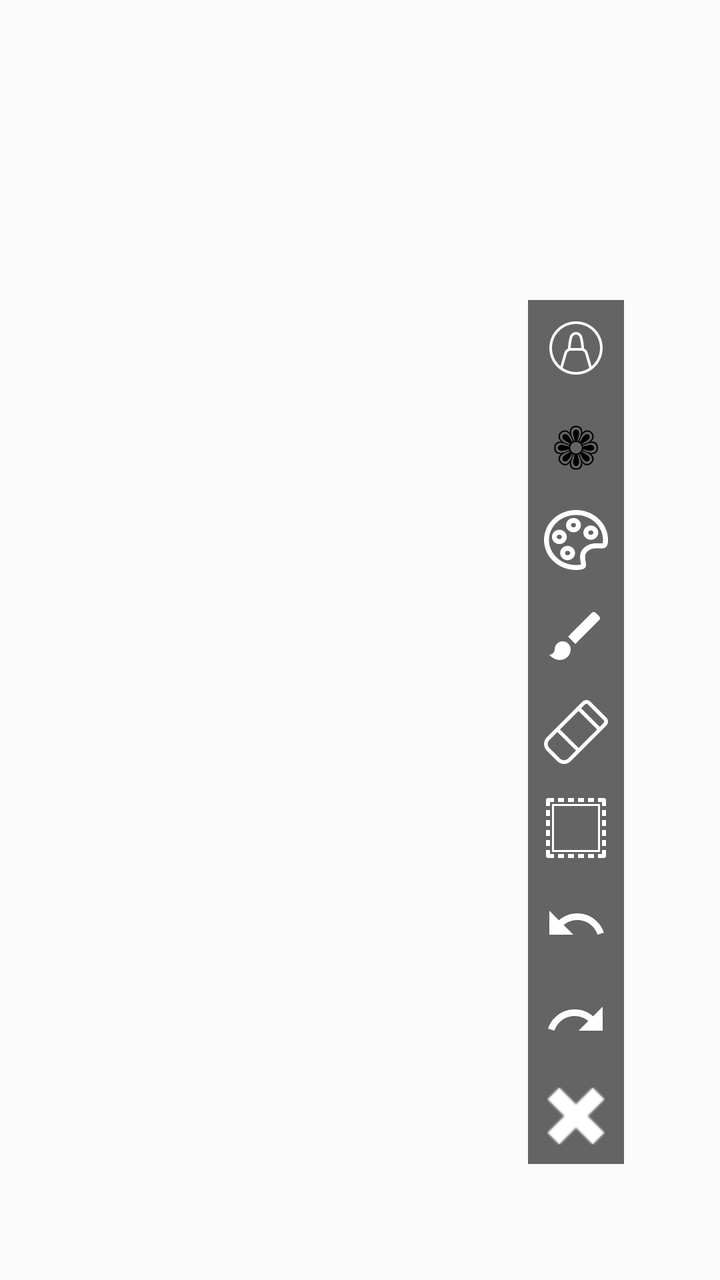
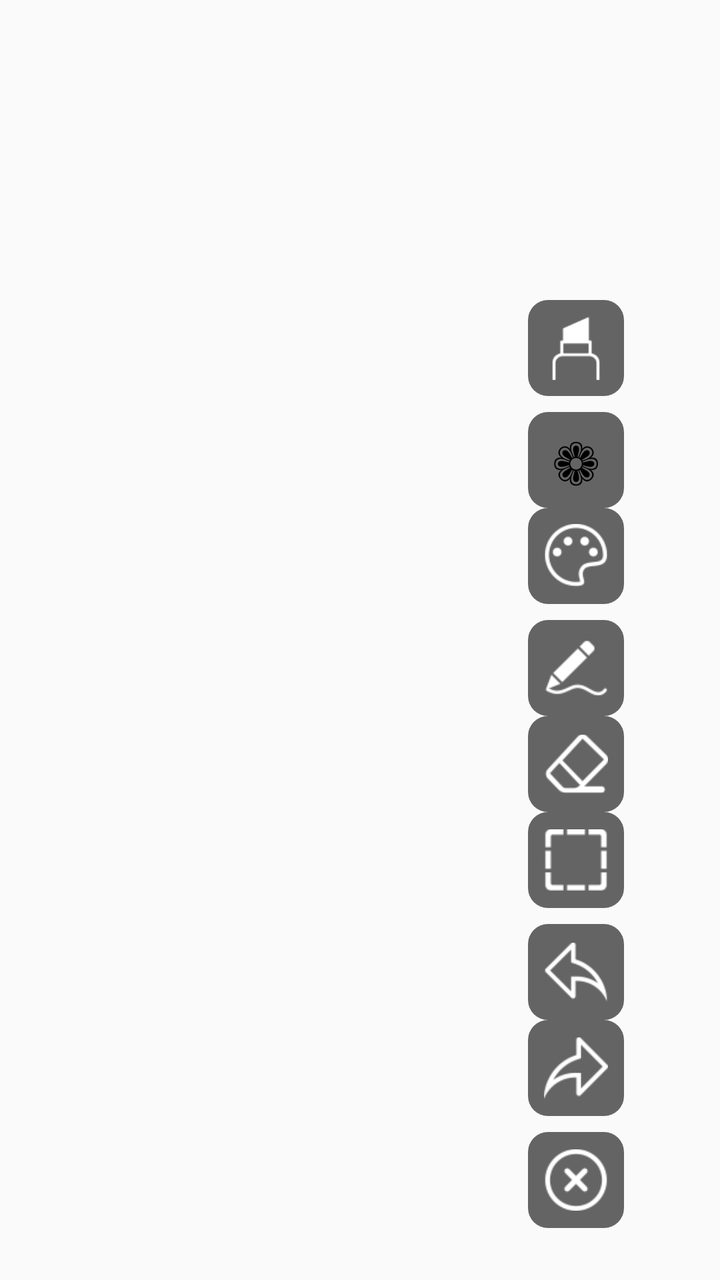

Two renders of the same Android screen: before a commit and after it. Below are the layout's source before the change and the commit's diff.
<!-- AndroidManifest.xml: application theme Theme.IMatesApp.FullScreen -->
<!-- res/layout/scratch_tools_view.xml -->
<?xml version="1.0" encoding="utf-8"?>
<RelativeLayout xmlns:android="http://schemas.android.com/apk/res/android"
    android:layout_width="match_parent"
    android:layout_height="match_parent"
    xmlns:app="http://schemas.android.com/apk/res-auto">

    <androidx.constraintlayout.widget.ConstraintLayout
        android:id="@+id/img_edit_layout"
        android:layout_width="match_parent"
        android:layout_height="match_parent"
        android:visibility="gone">

        <com.cosinetech.imates.views.PaintView
            android:id="@+id/paint_view"
            android:layout_width="match_parent"
            android:layout_height="match_parent"
            android:layout_alignParentEnd="true"
            android:layout_alignParentBottom="true"
            android:layout_marginEnd="0dp"
            android:layout_marginBottom="0dp" />
    </androidx.constraintlayout.widget.ConstraintLayout>

    <LinearLayout
        android:layout_width="wrap_content"
        android:layout_height="match_parent"
        android:orientation="horizontal"
        android:layout_marginTop="150dp"
        android:layout_alignParentEnd="true">

        <com.litao.slider.NiftySlider
            android:id="@+id/niftySlider"
            android:layout_width="200dp"
            android:layout_height="wrap_content"
            android:value="10"
            android:valueFrom="1"
            android:valueTo="100"
            android:visibility="gone"
            app:trackColor="@color/m3_demo_track_color"
            app:trackColorInactive="@color/m3_demo_track_inactive_color"
            app:thumbColor="@color/m3_demo_thumb_color"
            app:thumbShadowColor="@color/white"
            app:haloColor="@color/m3_demo_halo_color"/>

        <LinearLayout
            android:layout_width="wrap_content"
            android:layout_height="wrap_content"
            android:orientation="vertical">
            <ImageView
                android:id="@+id/imgBrushSize"
                android:layout_width="@dimen/top_tool_icon_width"
                android:layout_height="@dimen/top_tool_icon_width"
                android:background="@color/semi_black_transparent"
                android:focusable="true"
                android:padding="8dp"
                android:clickable="true"
                android:layout_marginEnd="48dp"
                android:src="@drawable/ic_pen_circle"
                app:layout_constraintTop_toTopOf="parent"
                app:layout_constraintEnd_toStartOf="@id/colorIndicator"/>

            <TextView
                android:id="@+id/colorIndicator"
                android:layout_width="@dimen/top_tool_icon_width"
                android:layout_height="@dimen/top_tool_icon_width"
                android:gravity="center"
                android:text="❁"
                android:textSize="28dp"
                android:textColor="#000000"
                android:background="@color/semi_black_transparent"
                app:layout_constraintTop_toTopOf="parent"
                app:layout_constraintEnd_toStartOf="@id/imgPalette"/>

            <ImageView
                android:id="@+id/imgPalette"
                android:layout_width="@dimen/top_tool_icon_width"
                android:layout_height="@dimen/top_tool_icon_width"
                android:gravity="center"
                android:background="@color/semi_black_transparent"
                android:padding="8dp"
                android:clickable="true"
                android:layout_marginEnd="16dp"
                android:src="@drawable/ic_palette"
                app:layout_constraintTop_toTopOf="parent"
                app:layout_constraintEnd_toStartOf="@id/imgBrush"/>

            <ImageView
                android:id="@+id/imgBrush"
                android:layout_width="@dimen/top_tool_icon_width"
                android:layout_height="@dimen/top_tool_icon_width"
                android:gravity="center"
                android:background="@color/semi_black_transparent"
                android:padding="8dp"
                android:clickable="true"
                android:src="@drawable/ic_brush" />

            <ImageView
                android:id="@+id/imgErase"
                android:layout_width="@dimen/top_tool_icon_width"
                android:layout_height="@dimen/top_tool_icon_width"
                android:gravity="center"
                android:background="@color/semi_black_transparent"
                android:padding="8dp"
                android:clickable="true"
                android:src="@drawable/ic_eraser"
                app:layout_constraintTop_toTopOf="parent"
                app:layout_constraintStart_toEndOf="@id/imgBrush"/>

            <ImageView
                android:id="@+id/imgSelectArea"
                android:layout_width="@dimen/top_tool_icon_width"
                android:layout_height="@dimen/top_tool_icon_width"
                android:gravity="center"
                android:background="@color/semi_black_transparent"
                android:padding="8dp"
                android:clickable="true"
                android:src="@drawable/ic_area"
                app:layout_constraintTop_toTopOf="parent"
                app:layout_constraintStart_toEndOf="@id/imgErase" />

            <ImageView
                android:id="@+id/imgUndo"
                android:layout_width="@dimen/top_tool_icon_width"
                android:layout_height="@dimen/top_tool_icon_width"
                android:gravity="center"
                android:background="@color/semi_black_transparent"
                android:padding="8dp"
                android:clickable="true"
                android:src="@drawable/undo"
                app:layout_constraintTop_toTopOf="parent"
                app:layout_constraintStart_toEndOf="@id/imgSelectArea"/>

            <ImageView
                android:id="@+id/imgRedo"
                android:layout_width="@dimen/top_tool_icon_width"
                android:layout_height="@dimen/top_tool_icon_width"
                android:gravity="center"
                android:background="@color/semi_black_transparent"
                android:padding="8dp"
                android:clickable="true"
                android:src="@drawable/redo"
                app:layout_constraintTop_toTopOf="parent"
                app:layout_constraintStart_toEndOf="@id/imgUndo" />

            <ImageView
                android:id="@+id/imgOK"
                android:layout_width="@dimen/top_tool_icon_width"
                android:layout_height="@dimen/top_tool_icon_width"
                android:gravity="center"
                android:background="@color/semi_black_transparent"
                android:padding="8dp"
                android:clickable="true"
                android:src="@drawable/ic_ok2"
                android:visibility="gone"
                android:layout_marginStart="32dp"
                app:layout_constraintTop_toTopOf="parent"
                app:layout_constraintStart_toEndOf="@id/imgRedo" />

            <ImageView
                android:id="@+id/imgCancel"
                android:layout_width="@dimen/top_tool_icon_width"
                android:layout_height="@dimen/top_tool_icon_width"
                android:focusable="true"
                android:gravity="center"
                android:background="@color/semi_black_transparent"
                android:padding="8dp"
                android:clickable="true"
                android:src="@drawable/ic_cancel"
                app:layout_constraintTop_toTopOf="parent"
                app:layout_constraintStart_toEndOf="@id/imgOK" />

        </LinearLayout>

    </LinearLayout>

</RelativeLayout>
<!-- resources referenced by this layout -->
<resources>
  <!-- drawable ic_area (drawable) -->
  <vector xmlns:android="http://schemas.android.com/apk/res/android"
      android:width="24dp"
      android:height="24dp"
      android:viewportWidth="32"
      android:viewportHeight="32">
    <path
        android:pathData="M3,10H1V7h2V10zM3,12H1v3h2V12zM3,17H1v3h2V17zM7,31h3v-2H7V31zM3,22H1v3h2V22zM15,1h-3v2h3V1zM25,1h-3v2h3V1zM30,1h-3v2h2v2h2V2C31,1.448 30.552,1 30,1zM20,1h-3v2h3V1zM10,1H7v2h3V1zM29,15h2v-3h-2V15zM29,10h2V7h-2V10zM3,3h2V1H2C1.448,1 1,1.448 1,2v3h2V3zM29,29h-2v2h3c0.552,0 1,-0.448 1,-1v-3h-2V29zM3,27H1v3c0,0.552 0.448,1 1,1h3v-2H3V27zM22,31h3v-2h-3V31zM29,20h2v-3h-2V20zM17,31h3v-2h-3V31zM12,31h3v-2h-3V31zM29,25h2v-3h-2V25zM4,4h24v24H4V4zM5,27h22V5H5V27z"
        android:fillColor="#ffffff"/>
  </vector>
  <!-- drawable ic_brush (drawable) -->
  <vector xmlns:android="http://schemas.android.com/apk/res/android"
          android:width="24dp"
          android:height="24dp"
          android:viewportWidth="24.0"
          android:viewportHeight="24.0">
      <path
          android:fillColor="#FFFFFF"
          android:pathData="M7,14c-1.66,0 -3,1.34 -3,3 0,1.31 -1.16,2 -2,2 0.92,1.22 2.49,2 4,2 2.21,0 4,-1.79 4,-4 0,-1.66 -1.34,-3 -3,-3zM20.71,4.63l-1.34,-1.34c-0.39,-0.39 -1.02,-0.39 -1.41,0L9,12.25 11.75,15l8.96,-8.96c0.39,-0.39 0.39,-1.02 0,-1.41z"/>
  </vector>
  <!-- drawable ic_cancel (drawable) -->
  <vector xmlns:android="http://schemas.android.com/apk/res/android" android:height="24dp" android:viewportHeight="32" android:viewportWidth="32" android:width="24dp">
        
      <path android:fillColor="#ffffff"
          android:pathData="M10.771,8.518c-1.144,0.215 -2.83,2.171 -2.086,2.915l4.573,4.571 -4.573,4.571c-0.915,0.915 1.829,3.656 2.744,2.742l4.573,-4.571 4.573,4.571c0.915,0.915 3.658,-1.829 2.744,-2.742l-4.573,-4.571 4.573,-4.571c0.915,-0.915 -1.829,-3.656 -2.744,-2.742l-4.573,4.571 -4.573,-4.571c-0.173,-0.171 -0.394,-0.223 -0.657,-0.173v0zM16,1c-8.285,0 -15,6.716 -15,15s6.715,15 15,15 15,-6.716 15,-15 -6.715,-15 -15,-15zM16,4.75c6.213,0 11.25,5.037 11.25,11.25s-5.037,11.25 -11.25,11.25 -11.25,-5.037 -11.25,-11.25c0.001,-6.213 5.037,-11.25 11.25,-11.25z"/>
      
  </vector>
  <!-- drawable ic_eraser (drawable) -->
  <vector android:height="24dp" android:viewportHeight="511.999"
      android:viewportWidth="511.999" android:width="24dp" xmlns:android="http://schemas.android.com/apk/res/android">
      <path android:fillColor="#FFFFFF" android:pathData="M498.8,140.6L371.6,13.3c-17.5,-17.5 -46.1,-17.5 -63.6,-0L22,299c-29.3,29.3 -29.3,76.7 -0,106.1l84.8,84.8c29.2,29.2 76.8,29.2 106,0c0,0 281.7,-281.4 286,-285.7C516.4,186.6 516.4,158.1 498.8,140.6zM191.6,468.7c-17.5,17.5 -46.1,17.5 -63.6,-0l-84.8,-84.8c-17.6,-17.6 -17.6,-46.1 0,-63.6l64,-63.9l148.5,148.5L191.6,468.7zM276.8,383.6L128.4,235.1L276.1,87.5l148.5,148.5L276.8,383.6zM477.6,183l-31.8,31.8L297.3,66.3l31.8,-31.8c5.8,-5.8 15.4,-5.8 21.2,0l127.3,127.3C483.5,167.6 483.5,177.1 477.6,183z"/>
  </vector>
  <!-- drawable ic_palette (drawable) -->
  <vector xmlns:android="http://schemas.android.com/apk/res/android" android:height="24dp" android:viewportHeight="16" android:viewportWidth="16" android:width="24dp">
        
      <path android:fillColor="#ffffff" android:pathData="M8,0.5C3.58,0.5 0,3.86 0,8s3.58,7.5 8,7.5c4.69,0 1.04,-2.83 2.79,-4.55 0.76,-0.75 1.63,-0.87 2.44,-0.87 0.37,0 0.73,0.03 1.06,0.03 0.99,0 1.72,-0.23 1.72,-2.1C16,3.86 12.42,0.5 8,0.5zM14.65,8.82c-0.05,0.01 -0.16,0.02 -0.37,0.02 -0.14,0 -0.29,0 -0.45,-0.01 -0.19,0 -0.39,-0.01 -0.61,-0.01 -0.89,0 -2.19,0.13 -3.32,1.23 -1.17,1.16 -0.9,2.6 -0.74,3.47 0.03,0.18 0.08,0.44 0.09,0.6 -0.16,0.05 -0.52,0.13 -1.26,0.13 -3.72,0 -6.75,-2.8 -6.75,-6.25S4.28,1.75 8,1.75s6.75,2.8 6.75,6.25c0,0.5 -0.06,0.74 -0.1,0.82z"/>
        
      <path android:fillColor="#ffffff" android:pathData="M5.9,9.47c-1.03,0 -1.86,0.8 -1.86,1.79s0.84,1.79 1.86,1.79 1.86,-0.8 1.86,-1.79 -0.84,-1.79 -1.86,-1.79zM5.9,11.82c-0.35,0 -0.64,-0.25 -0.64,-0.56s0.29,-0.56 0.64,-0.56 0.64,0.25 0.64,0.56 -0.29,0.56 -0.64,0.56zM5.7,7.23c0,-0.99 -0.84,-1.79 -1.86,-1.79s-1.86,0.8 -1.86,1.79 0.84,1.79 1.86,1.79 1.86,-0.8 1.86,-1.79zM3.84,7.79c-0.35,0 -0.64,-0.25 -0.64,-0.56s0.29,-0.56 0.64,-0.56 0.64,0.25 0.64,0.56 -0.29,0.56 -0.64,0.56zM7.37,2.5c-1.03,0 -1.86,0.8 -1.86,1.79s0.84,1.79 1.86,1.79 1.86,-0.8 1.86,-1.79S8.39,2.5 7.37,2.5zM7.37,4.85c-0.35,0 -0.64,-0.25 -0.64,-0.56s0.29,-0.56 0.64,-0.56 0.64,0.25 0.64,0.56 -0.29,0.56 -0.64,0.56zM9.84,6.16c0,0.99 0.84,1.79 1.86,1.79s1.86,-0.8 1.86,-1.79 -0.84,-1.79 -1.86,-1.79 -1.86,0.8 -1.86,1.79zM12.34,6.16c0,0.31 -0.29,0.56 -0.64,0.56s-0.64,-0.25 -0.64,-0.56 0.29,-0.56 0.64,-0.56 0.64,0.25 0.64,0.56z"/>
      
  </vector>
  <!-- drawable ic_pen_circle (drawable) -->
  <vector xmlns:android="http://schemas.android.com/apk/res/android" android:height="24dp" android:viewportHeight="24" android:viewportWidth="24" android:width="24dp">
        
      <path android:fillColor="#ffffff" android:pathData="M14.998,12.211C15.663,12.504 16.186,13.081 16.395,13.813L17.835,18.852C19.772,17.202 21,14.744 21,12C21,7.029 16.971,3 12,3C7.029,3 3,7.029 3,12C3,14.744 4.228,17.202 6.165,18.852L7.605,13.813C7.814,13.081 8.337,12.504 9.002,12.211C9.024,10.939 9.191,9.673 9.5,8.438L9.651,7.834C9.921,6.756 10.889,6 12,6C13.111,6 14.079,6.756 14.349,7.834L14.5,8.438C14.809,9.673 14.976,10.939 14.998,12.211L14.998,12.211ZM13.992,12C13.957,10.881 13.802,9.768 13.53,8.681L13.379,8.076C13.221,7.444 12.652,7 12,7C11.348,7 10.779,7.444 10.621,8.076L10.47,8.681C10.198,9.768 10.043,10.881 10.008,12L13.991,12L13.992,12ZM7.021,19.498C8.447,20.447 10.159,21 12,21C13.841,21 15.553,20.447 16.979,19.498L15.434,14.088C15.25,13.444 14.661,13 13.991,13L10.009,13C9.339,13 8.75,13.444 8.566,14.088L7.021,19.498L7.021,19.498ZM12,22C6.477,22 2,17.523 2,12C2,6.477 6.477,2 12,2C17.523,2 22,6.477 22,12C22,17.523 17.523,22 12,22Z"/>
      
  </vector>
  <!-- drawable redo (drawable) -->
  <?xml version="1.0" encoding="utf-8"?>
  <selector xmlns:android="http://schemas.android.com/apk/res/android">
      <item android:drawable="@drawable/ic_redo_disabled" android:state_enabled="false" />
      <item android:drawable="@drawable/ic_redo" />
  </selector>
  <!-- drawable undo (drawable) -->
  <?xml version="1.0" encoding="utf-8"?>
  <selector xmlns:android="http://schemas.android.com/apk/res/android">
      <item android:drawable="@drawable/ic_undo_disabled" android:state_enabled="false" />
      <item android:drawable="@drawable/ic_undo" />
  </selector>
  <!-- drawable ic_redo_disabled (drawable) -->
  <vector xmlns:android="http://schemas.android.com/apk/res/android"
      android:width="24dp"
      android:height="24dp"
      android:viewportWidth="24.0"
      android:viewportHeight="24.0">
      <path
          android:fillColor="#AAAAAA"
          android:pathData="M18.4,10.6C16.55,8.99 14.15,8 11.5,8c-4.65,0 -8.58,3.03 -9.96,7.22L3.9,16c1.05,-3.19 4.05,-5.5 7.6,-5.5 1.95,0 3.73,0.72 5.12,1.88L13,16h9V7l-3.6,3.6z" />
  </vector>
  <!-- drawable ic_redo (drawable) -->
  <vector xmlns:android="http://schemas.android.com/apk/res/android"
          android:width="24dp"
          android:height="24dp"
          android:viewportWidth="24.0"
          android:viewportHeight="24.0">
      <path
          android:fillColor="#FFFFFF"
          android:pathData="M18.4,10.6C16.55,8.99 14.15,8 11.5,8c-4.65,0 -8.58,3.03 -9.96,7.22L3.9,16c1.05,-3.19 4.05,-5.5 7.6,-5.5 1.95,0 3.73,0.72 5.12,1.88L13,16h9V7l-3.6,3.6z"/>
  </vector>
  <!-- drawable ic_undo_disabled (drawable) -->
  <vector xmlns:android="http://schemas.android.com/apk/res/android"
      android:width="24dp"
      android:height="24dp"
      android:viewportHeight="24.0"
      android:viewportWidth="24.0">
      <path
          android:fillColor="#AAAAAA"
          android:pathData="M12.5,8c-2.65,0 -5.05,0.99 -6.9,2.6L2,7v9h9l-3.62,-3.62c1.39,-1.16 3.16,-1.88 5.12,-1.88 3.54,0 6.55,2.31 7.6,5.5l2.37,-0.78C21.08,11.03 17.15,8 12.5,8z" />
  </vector>
  <!-- drawable ic_undo (drawable) -->
  <vector xmlns:android="http://schemas.android.com/apk/res/android"
      android:width="24dp"
      android:height="24dp"
      android:viewportHeight="24.0"
      android:viewportWidth="24.0">
      <path
          android:fillColor="#FFFFFF"
          android:pathData="M12.5,8c-2.65,0 -5.05,0.99 -6.9,2.6L2,7v9h9l-3.62,-3.62c1.39,-1.16 3.16,-1.88 5.12,-1.88 3.54,0 6.55,2.31 7.6,5.5l2.37,-0.78C21.08,11.03 17.15,8 12.5,8z" />
  </vector>
  <!-- unchanged entries left out for length: 5 -->
</resources>

<!-- the commit's change to res/layout/scratch_tools_view.xml (unified diff, before → after) -->
@@ -45,16 +45,17 @@
             android:layout_width="wrap_content"
             android:layout_height="wrap_content"
             android:orientation="vertical">
+
             <ImageView
                 android:id="@+id/imgBrushSize"
                 android:layout_width="@dimen/top_tool_icon_width"
                 android:layout_height="@dimen/top_tool_icon_width"
-                android:background="@color/semi_black_transparent"
+                android:background="@drawable/scratch_tools_bg"
                 android:focusable="true"
                 android:padding="8dp"
                 android:clickable="true"
                 android:layout_marginEnd="48dp"
-                android:src="@drawable/ic_pen_circle"
+                android:src="@drawable/scratch_tools_pen"
                 app:layout_constraintTop_toTopOf="parent"
                 app:layout_constraintEnd_toStartOf="@id/colorIndicator"/>
 
@@ -66,7 +67,8 @@
                 android:text="❁"
                 android:textSize="28dp"
                 android:textColor="#000000"
-                android:background="@color/semi_black_transparent"
+                android:layout_marginTop="8dp"
+                android:background="@drawable/scratch_tools_bg"
                 app:layout_constraintTop_toTopOf="parent"
                 app:layout_constraintEnd_toStartOf="@id/imgPalette"/>
 
@@ -75,11 +77,11 @@
                 android:layout_width="@dimen/top_tool_icon_width"
                 android:layout_height="@dimen/top_tool_icon_width"
                 android:gravity="center"
-                android:background="@color/semi_black_transparent"
+                android:background="@drawable/scratch_tools_bg"
                 android:padding="8dp"
                 android:clickable="true"
                 android:layout_marginEnd="16dp"
-                android:src="@drawable/ic_palette"
+                android:src="@drawable/scratch_tools_palette"
                 app:layout_constraintTop_toTopOf="parent"
                 app:layout_constraintEnd_toStartOf="@id/imgBrush"/>
 
@@ -87,21 +89,22 @@
                 android:id="@+id/imgBrush"
                 android:layout_width="@dimen/top_tool_icon_width"
                 android:layout_height="@dimen/top_tool_icon_width"
+                android:layout_marginTop="8dp"
                 android:gravity="center"
-                android:background="@color/semi_black_transparent"
+                android:background="@drawable/scratch_tools_bg"
                 android:padding="8dp"
                 android:clickable="true"
-                android:src="@drawable/ic_brush" />
+                android:src="@drawable/scratch_tools_brush" />
 
             <ImageView
                 android:id="@+id/imgErase"
                 android:layout_width="@dimen/top_tool_icon_width"
                 android:layout_height="@dimen/top_tool_icon_width"
                 android:gravity="center"
-                android:background="@color/semi_black_transparent"
+                android:background="@drawable/scratch_tools_bg"
                 android:padding="8dp"
                 android:clickable="true"
-                android:src="@drawable/ic_eraser"
+                android:src="@drawable/scratch_tools_eraser"
                 app:layout_constraintTop_toTopOf="parent"
                 app:layout_constraintStart_toEndOf="@id/imgBrush"/>
 
@@ -110,10 +113,10 @@
                 android:layout_width="@dimen/top_tool_icon_width"
                 android:layout_height="@dimen/top_tool_icon_width"
                 android:gravity="center"
-                android:background="@color/semi_black_transparent"
+                android:background="@drawable/scratch_tools_bg"
                 android:padding="8dp"
                 android:clickable="true"
-                android:src="@drawable/ic_area"
+                android:src="@drawable/scratch_tools_area"
                 app:layout_constraintTop_toTopOf="parent"
                 app:layout_constraintStart_toEndOf="@id/imgErase" />
 
@@ -121,11 +124,12 @@
                 android:id="@+id/imgUndo"
                 android:layout_width="@dimen/top_tool_icon_width"
                 android:layout_height="@dimen/top_tool_icon_width"
+                android:layout_marginTop="8dp"
                 android:gravity="center"
-                android:background="@color/semi_black_transparent"
+                android:background="@drawable/scratch_tools_bg"
                 android:padding="8dp"
                 android:clickable="true"
-                android:src="@drawable/undo"
+                android:src="@drawable/scratch_tools_undo"
                 app:layout_constraintTop_toTopOf="parent"
                 app:layout_constraintStart_toEndOf="@id/imgSelectArea"/>
 
@@ -134,10 +138,10 @@
                 android:layout_width="@dimen/top_tool_icon_width"
                 android:layout_height="@dimen/top_tool_icon_width"
                 android:gravity="center"
-                android:background="@color/semi_black_transparent"
+                android:background="@drawable/scratch_tools_bg"
                 android:padding="8dp"
                 android:clickable="true"
-                android:src="@drawable/redo"
+                android:src="@drawable/scratch_tools_redo"
                 app:layout_constraintTop_toTopOf="parent"
                 app:layout_constraintStart_toEndOf="@id/imgUndo" />
 
@@ -146,7 +150,7 @@
                 android:layout_width="@dimen/top_tool_icon_width"
                 android:layout_height="@dimen/top_tool_icon_width"
                 android:gravity="center"
-                android:background="@color/semi_black_transparent"
+                android:background="@drawable/scratch_tools_bg"
                 android:padding="8dp"
                 android:clickable="true"
                 android:src="@drawable/ic_ok2"
@@ -159,12 +163,13 @@
                 android:id="@+id/imgCancel"
                 android:layout_width="@dimen/top_tool_icon_width"
                 android:layout_height="@dimen/top_tool_icon_width"
+                android:layout_marginTop="8dp"
                 android:focusable="true"
                 android:gravity="center"
-                android:background="@color/semi_black_transparent"
+                android:background="@drawable/scratch_tools_bg"
                 android:padding="8dp"
                 android:clickable="true"
-                android:src="@drawable/ic_cancel"
+                android:src="@drawable/scratch_tools_cancel"
                 app:layout_constraintTop_toTopOf="parent"
                 app:layout_constraintStart_toEndOf="@id/imgOK" />
 
<!-- resource entries referenced after the edit -->
@@ -1,103 +1,20 @@
 <!-- resources referenced by this layout -->
 <resources>
-  <!-- drawable ic_area (drawable) -->
-  <vector xmlns:android="http://schemas.android.com/apk/res/android"
-      android:width="24dp"
-      android:height="24dp"
-      android:viewportWidth="32"
-      android:viewportHeight="32">
-    <path
-        android:pathData="M3,10H1V7h2V10zM3,12H1v3h2V12zM3,17H1v3h2V17zM7,31h3v-2H7V31zM3,22H1v3h2V22zM15,1h-3v2h3V1zM25,1h-3v2h3V1zM30,1h-3v2h2v2h2V2C31,1.448 30.552,1 30,1zM20,1h-3v2h3V1zM10,1H7v2h3V1zM29,15h2v-3h-2V15zM29,10h2V7h-2V10zM3,3h2V1H2C1.448,1 1,1.448 1,2v3h2V3zM29,29h-2v2h3c0.552,0 1,-0.448 1,-1v-3h-2V29zM3,27H1v3c0,0.552 0.448,1 1,1h3v-2H3V27zM22,31h3v-2h-3V31zM29,20h2v-3h-2V20zM17,31h3v-2h-3V31zM12,31h3v-2h-3V31zM29,25h2v-3h-2V25zM4,4h24v24H4V4zM5,27h22V5H5V27z"
-        android:fillColor="#ffffff"/>
-  </vector>
-  <!-- drawable ic_brush (drawable) -->
-  <vector xmlns:android="http://schemas.android.com/apk/res/android"
-          android:width="24dp"
-          android:height="24dp"
-          android:viewportWidth="24.0"
-          android:viewportHeight="24.0">
-      <path
-          android:fillColor="#FFFFFF"
-          android:pathData="M7,14c-1.66,0 -3,1.34 -3,3 0,1.31 -1.16,2 -2,2 0.92,1.22 2.49,2 4,2 2.21,0 4,-1.79 4,-4 0,-1.66 -1.34,-3 -3,-3zM20.71,4.63l-1.34,-1.34c-0.39,-0.39 -1.02,-0.39 -1.41,0L9,12.25 11.75,15l8.96,-8.96c0.39,-0.39 0.39,-1.02 0,-1.41z"/>
-  </vector>
-  <!-- drawable ic_cancel (drawable) -->
-  <vector xmlns:android="http://schemas.android.com/apk/res/android" android:height="24dp" android:viewportHeight="32" android:viewportWidth="32" android:width="24dp">
-        
-      <path android:fillColor="#ffffff"
-          android:pathData="M10.771,8.518c-1.144,0.215 -2.83,2.171 -2.086,2.915l4.573,4.571 -4.573,4.571c-0.915,0.915 1.829,3.656 2.744,2.742l4.573,-4.571 4.573,4.571c0.915,0.915 3.658,-1.829 2.744,-2.742l-4.573,-4.571 4.573,-4.571c0.915,-0.915 -1.829,-3.656 -2.744,-2.742l-4.573,4.571 -4.573,-4.571c-0.173,-0.171 -0.394,-0.223 -0.657,-0.173v0zM16,1c-8.285,0 -15,6.716 -15,15s6.715,15 15,15 15,-6.716 15,-15 -6.715,-15 -15,-15zM16,4.75c6.213,0 11.25,5.037 11.25,11.25s-5.037,11.25 -11.25,11.25 -11.25,-5.037 -11.25,-11.25c0.001,-6.213 5.037,-11.25 11.25,-11.25z"/>
-      
-  </vector>
-  <!-- drawable ic_eraser (drawable) -->
-  <vector android:height="24dp" android:viewportHeight="511.999"
-      android:viewportWidth="511.999" android:width="24dp" xmlns:android="http://schemas.android.com/apk/res/android">
-      <path android:fillColor="#FFFFFF" android:pathData="M498.8,140.6L371.6,13.3c-17.5,-17.5 -46.1,-17.5 -63.6,-0L22,299c-29.3,29.3 -29.3,76.7 -0,106.1l84.8,84.8c29.2,29.2 76.8,29.2 106,0c0,0 281.7,-281.4 286,-285.7C516.4,186.6 516.4,158.1 498.8,140.6zM191.6,468.7c-17.5,17.5 -46.1,17.5 -63.6,-0l-84.8,-84.8c-17.6,-17.6 -17.6,-46.1 0,-63.6l64,-63.9l148.5,148.5L191.6,468.7zM276.8,383.6L128.4,235.1L276.1,87.5l148.5,148.5L276.8,383.6zM477.6,183l-31.8,31.8L297.3,66.3l31.8,-31.8c5.8,-5.8 15.4,-5.8 21.2,0l127.3,127.3C483.5,167.6 483.5,177.1 477.6,183z"/>
-  </vector>
-  <!-- drawable ic_palette (drawable) -->
-  <vector xmlns:android="http://schemas.android.com/apk/res/android" android:height="24dp" android:viewportHeight="16" android:viewportWidth="16" android:width="24dp">
-        
-      <path android:fillColor="#ffffff" android:pathData="M8,0.5C3.58,0.5 0,3.86 0,8s3.58,7.5 8,7.5c4.69,0 1.04,-2.83 2.79,-4.55 0.76,-0.75 1.63,-0.87 2.44,-0.87 0.37,0 0.73,0.03 1.06,0.03 0.99,0 1.72,-0.23 1.72,-2.1C16,3.86 12.42,0.5 8,0.5zM14.65,8.82c-0.05,0.01 -0.16,0.02 -0.37,0.02 -0.14,0 -0.29,0 -0.45,-0.01 -0.19,0 -0.39,-0.01 -0.61,-0.01 -0.89,0 -2.19,0.13 -3.32,1.23 -1.17,1.16 -0.9,2.6 -0.74,3.47 0.03,0.18 0.08,0.44 0.09,0.6 -0.16,0.05 -0.52,0.13 -1.26,0.13 -3.72,0 -6.75,-2.8 -6.75,-6.25S4.28,1.75 8,1.75s6.75,2.8 6.75,6.25c0,0.5 -0.06,0.74 -0.1,0.82z"/>
-        
-      <path android:fillColor="#ffffff" android:pathData="M5.9,9.47c-1.03,0 -1.86,0.8 -1.86,1.79s0.84,1.79 1.86,1.79 1.86,-0.8 1.86,-1.79 -0.84,-1.79 -1.86,-1.79zM5.9,11.82c-0.35,0 -0.64,-0.25 -0.64,-0.56s0.29,-0.56 0.64,-0.56 0.64,0.25 0.64,0.56 -0.29,0.56 -0.64,0.56zM5.7,7.23c0,-0.99 -0.84,-1.79 -1.86,-1.79s-1.86,0.8 -1.86,1.79 0.84,1.79 1.86,1.79 1.86,-0.8 1.86,-1.79zM3.84,7.79c-0.35,0 -0.64,-0.25 -0.64,-0.56s0.29,-0.56 0.64,-0.56 0.64,0.25 0.64,0.56 -0.29,0.56 -0.64,0.56zM7.37,2.5c-1.03,0 -1.86,0.8 -1.86,1.79s0.84,1.79 1.86,1.79 1.86,-0.8 1.86,-1.79S8.39,2.5 7.37,2.5zM7.37,4.85c-0.35,0 -0.64,-0.25 -0.64,-0.56s0.29,-0.56 0.64,-0.56 0.64,0.25 0.64,0.56 -0.29,0.56 -0.64,0.56zM9.84,6.16c0,0.99 0.84,1.79 1.86,1.79s1.86,-0.8 1.86,-1.79 -0.84,-1.79 -1.86,-1.79 -1.86,0.8 -1.86,1.79zM12.34,6.16c0,0.31 -0.29,0.56 -0.64,0.56s-0.64,-0.25 -0.64,-0.56 0.29,-0.56 0.64,-0.56 0.64,0.25 0.64,0.56z"/>
-      
-  </vector>
-  <!-- drawable ic_pen_circle (drawable) -->
-  <vector xmlns:android="http://schemas.android.com/apk/res/android" android:height="24dp" android:viewportHeight="24" android:viewportWidth="24" android:width="24dp">
-        
-      <path android:fillColor="#ffffff" android:pathData="M14.998,12.211C15.663,12.504 16.186,13.081 16.395,13.813L17.835,18.852C19.772,17.202 21,14.744 21,12C21,7.029 16.971,3 12,3C7.029,3 3,7.029 3,12C3,14.744 4.228,17.202 6.165,18.852L7.605,13.813C7.814,13.081 8.337,12.504 9.002,12.211C9.024,10.939 9.191,9.673 9.5,8.438L9.651,7.834C9.921,6.756 10.889,6 12,6C13.111,6 14.079,6.756 14.349,7.834L14.5,8.438C14.809,9.673 14.976,10.939 14.998,12.211L14.998,12.211ZM13.992,12C13.957,10.881 13.802,9.768 13.53,8.681L13.379,8.076C13.221,7.444 12.652,7 12,7C11.348,7 10.779,7.444 10.621,8.076L10.47,8.681C10.198,9.768 10.043,10.881 10.008,12L13.991,12L13.992,12ZM7.021,19.498C8.447,20.447 10.159,21 12,21C13.841,21 15.553,20.447 16.979,19.498L15.434,14.088C15.25,13.444 14.661,13 13.991,13L10.009,13C9.339,13 8.75,13.444 8.566,14.088L7.021,19.498L7.021,19.498ZM12,22C6.477,22 2,17.523 2,12C2,6.477 6.477,2 12,2C17.523,2 22,6.477 22,12C22,17.523 17.523,22 12,22Z"/>
-      
-  </vector>
-  <!-- drawable redo (drawable) -->
+  <!-- drawable scratch_tools_area: png bitmap (drawable, 817 bytes) -->
+  <!-- drawable scratch_tools_bg (drawable) -->
   <?xml version="1.0" encoding="utf-8"?>
-  <selector xmlns:android="http://schemas.android.com/apk/res/android">
-      <item android:drawable="@drawable/ic_redo_disabled" android:state_enabled="false" />
-      <item android:drawable="@drawable/ic_redo" />
-  </selector>
-  <!-- drawable undo (drawable) -->
-  <?xml version="1.0" encoding="utf-8"?>
-  <selector xmlns:android="http://schemas.android.com/apk/res/android">
-      <item android:drawable="@drawable/ic_undo_disabled" android:state_enabled="false" />
-      <item android:drawable="@drawable/ic_undo" />
-  </selector>
-  <!-- drawable ic_redo_disabled (drawable) -->
-  <vector xmlns:android="http://schemas.android.com/apk/res/android"
-      android:width="24dp"
-      android:height="24dp"
-      android:viewportWidth="24.0"
-      android:viewportHeight="24.0">
-      <path
-          android:fillColor="#AAAAAA"
-          android:pathData="M18.4,10.6C16.55,8.99 14.15,8 11.5,8c-4.65,0 -8.58,3.03 -9.96,7.22L3.9,16c1.05,-3.19 4.05,-5.5 7.6,-5.5 1.95,0 3.73,0.72 5.12,1.88L13,16h9V7l-3.6,3.6z" />
-  </vector>
-  <!-- drawable ic_redo (drawable) -->
-  <vector xmlns:android="http://schemas.android.com/apk/res/android"
-          android:width="24dp"
-          android:height="24dp"
-          android:viewportWidth="24.0"
-          android:viewportHeight="24.0">
-      <path
-          android:fillColor="#FFFFFF"
-          android:pathData="M18.4,10.6C16.55,8.99 14.15,8 11.5,8c-4.65,0 -8.58,3.03 -9.96,7.22L3.9,16c1.05,-3.19 4.05,-5.5 7.6,-5.5 1.95,0 3.73,0.72 5.12,1.88L13,16h9V7l-3.6,3.6z"/>
-  </vector>
-  <!-- drawable ic_undo_disabled (drawable) -->
-  <vector xmlns:android="http://schemas.android.com/apk/res/android"
-      android:width="24dp"
-      android:height="24dp"
-      android:viewportHeight="24.0"
-      android:viewportWidth="24.0">
-      <path
-          android:fillColor="#AAAAAA"
-          android:pathData="M12.5,8c-2.65,0 -5.05,0.99 -6.9,2.6L2,7v9h9l-3.62,-3.62c1.39,-1.16 3.16,-1.88 5.12,-1.88 3.54,0 6.55,2.31 7.6,5.5l2.37,-0.78C21.08,11.03 17.15,8 12.5,8z" />
-  </vector>
-  <!-- drawable ic_undo (drawable) -->
-  <vector xmlns:android="http://schemas.android.com/apk/res/android"
-      android:width="24dp"
-      android:height="24dp"
-      android:viewportHeight="24.0"
-      android:viewportWidth="24.0">
-      <path
-          android:fillColor="#FFFFFF"
-          android:pathData="M12.5,8c-2.65,0 -5.05,0.99 -6.9,2.6L2,7v9h9l-3.62,-3.62c1.39,-1.16 3.16,-1.88 5.12,-1.88 3.54,0 6.55,2.31 7.6,5.5l2.37,-0.78C21.08,11.03 17.15,8 12.5,8z" />
-  </vector>
+  <shape android:shape="rectangle"
+      xmlns:android="http://schemas.android.com/apk/res/android">
+      <solid android:color="@color/semi_black_transparent" />
+      <corners android:topLeftRadius="10dp" android:topRightRadius="10dp" android:bottomLeftRadius="10dp" android:bottomRightRadius="10dp" />
+  </shape>
+  <!-- drawable scratch_tools_brush: png bitmap (drawable, 1195 bytes) -->
+  <!-- drawable scratch_tools_cancel: png bitmap (drawable, 1653 bytes) -->
+  <!-- drawable scratch_tools_eraser: png bitmap (drawable, 1626 bytes) -->
+  <!-- drawable scratch_tools_palette: png bitmap (drawable, 1974 bytes) -->
+  <!-- drawable scratch_tools_pen: png bitmap (drawable, 905 bytes) -->
+  <!-- drawable scratch_tools_redo: png bitmap (drawable, 1398 bytes) -->
+  <!-- drawable scratch_tools_undo: png bitmap (drawable, 1347 bytes) -->
   <!-- unchanged entries left out for length: 5 -->
 </resources>
 
